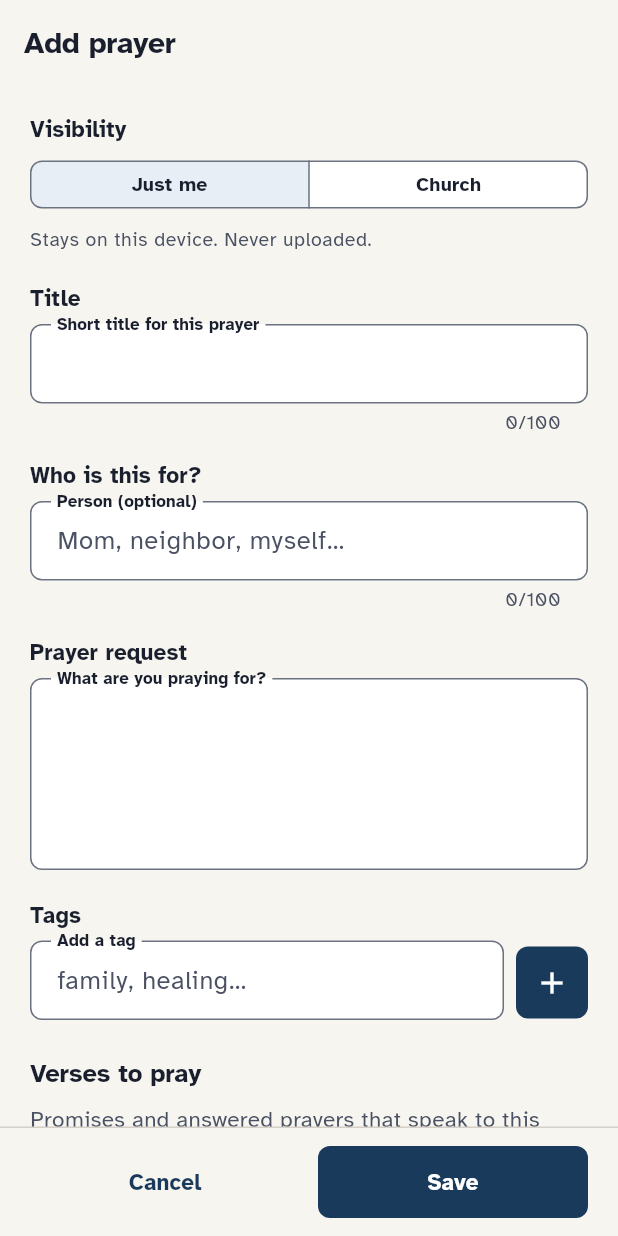
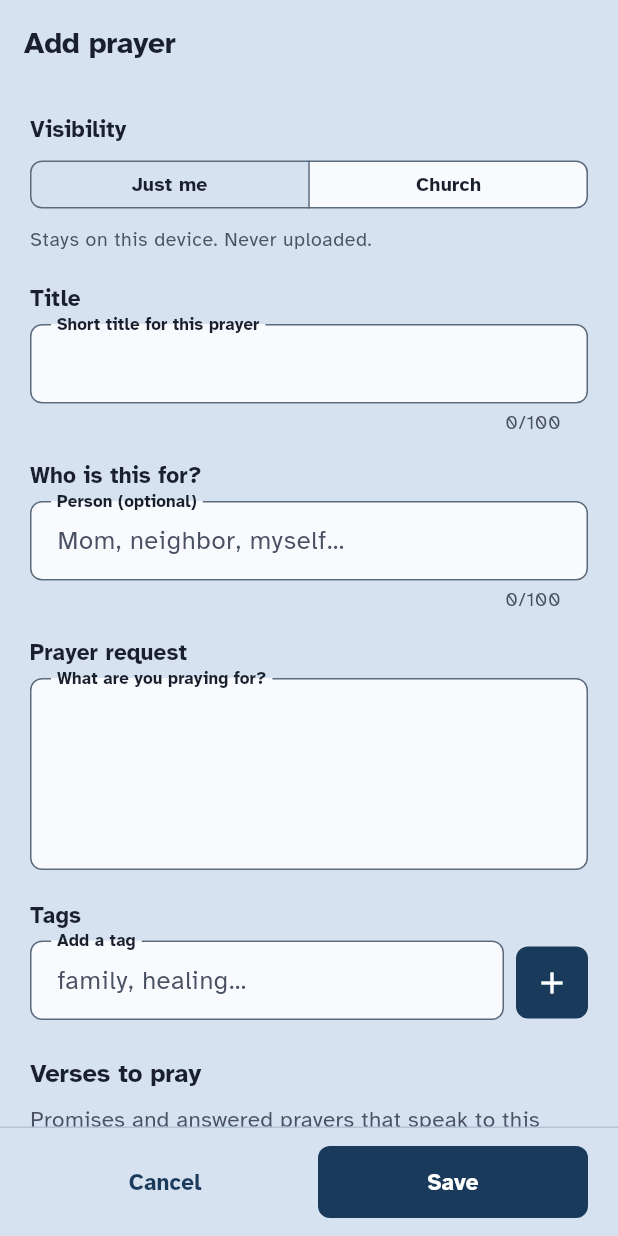
Before and after one commit to jasonflaherty/ask-seek-knock-selah-pray-app, a Flutter app: the AddEditPrayerScreen screen opened by its route, on a phone screen of 412 x 824 dp. Run offline on Flutter 3.47's test engine with Material 3 defaults, Android fonts, the phone set to English and light mode, and no system bars; our stand-ins replace drift, file_picker, flutter_riverpod, go_router, google_sign_in, pdf and 3 more; missing offline and left inert: extension_google_sign_in_as_googleapis_auth, googleapis; accounts and stored records are empty; generated files the repository leaves out were written again.

Commit message:
Use a Byzantine blue scaffold so cards and content stand out clearly.
Co-authored-by: Cursor <cursoragent@cursor.com>

```diff
--- a/lib/app/theme.dart
+++ b/lib/app/theme.dart
@@ -15,20 +15,20 @@ class SelahPalette extends ThemeExtension<SelahPalette> {
   final Color selectedItemBg;
   final Color verseSurface;
 
-  /// Liturgical gold badge; cool selected wash.
+  /// Liturgical gold badge; blue selected wash.
   static const light = SelahPalette(
     answeredBadgeBg: Color(0xFFE8D5A3),
     answeredBadgeFg: Color(0xFF3D2E0A),
-    selectedItemBg: Color(0xFFE8EEF5),
-    verseSurface: Color(0xFFF5F2EB),
+    selectedItemBg: Color(0xFFD6E2F0),
+    verseSurface: Color(0xFFC8D8EB),
   );
 
   /// Deep wine + gold for answered state in dark mode.
   static const dark = SelahPalette(
     answeredBadgeBg: Color(0xFF5C2814),
     answeredBadgeFg: Color(0xFFF5D78E),
-    selectedItemBg: Color(0xFF243044),
-    verseSurface: Color(0xFF141A24),
+    selectedItemBg: Color(0xFF1E3A55),
+    verseSurface: Color(0xFF152536),
   );
 
   @override
@@ -85,29 +85,29 @@ abstract final class AppTheme {
   static const double buttonHeight = 48;
   static const double minTapTarget = 48;
 
-  // Light — Byzantine blue on cooler parchment
-  static const Color lightSurface = Color(0xFFF7F5F0);
-  static const Color lightCard = Color(0xFFFFFFFF);
+  // Light — Byzantine blue field; white cards stand out on it
+  static const Color lightSurface = Color(0xFFD6E2F0);
+  static const Color lightCard = Color(0xFFF8FAFD);
   static const Color lightOnSurface = Color(0xFF1A1F2E);
   static const Color lightOnSurfaceVariant = Color(0xFF4A5163);
   static const Color lightPrimary = Color(0xFF1A3A5C);
   static const Color lightOnPrimary = Color(0xFFFFFFFF);
-  static const Color lightOutline = Color(0xFF6B7280);
-  static const Color lightOutlineVariant = Color(0xFFD4D0C8);
+  static const Color lightOutline = Color(0xFF5C6B7C);
+  static const Color lightOutlineVariant = Color(0xFFB4C4D6);
   static const Color lightError = Color(0xFFB3261E);
   static const Color lightOnError = Color(0xFFFFFFFF);
   static const Color lightErrorContainer = Color(0xFFF9DEDC);
   static const Color lightOnErrorContainer = Color(0xFF410E0B);
 
-  // Dark — deep navy with liturgical gold
-  static const Color darkSurface = Color(0xFF0F141E);
-  static const Color darkCard = Color(0xFF1A2230);
+  // Dark — deeper navy field with liturgical gold
+  static const Color darkSurface = Color(0xFF0A1624);
+  static const Color darkCard = Color(0xFF152536);
   static const Color darkOnSurface = Color(0xFFECE8DC);
   static const Color darkOnSurfaceVariant = Color(0xFFB4B0A4);
   static const Color darkPrimary = Color(0xFFD4AF37);
   static const Color darkOnPrimary = Color(0xFF1A1408);
   static const Color darkOutline = Color(0xFF8C887C);
-  static const Color darkOutlineVariant = Color(0xFF2E3644);
+  static const Color darkOutlineVariant = Color(0xFF2A3C50);
   static const Color darkError = Color(0xFFF2B8B5);
   static const Color darkOnError = Color(0xFF601410);
   static const Color darkErrorContainer = Color(0xFF8C1D18);
```
